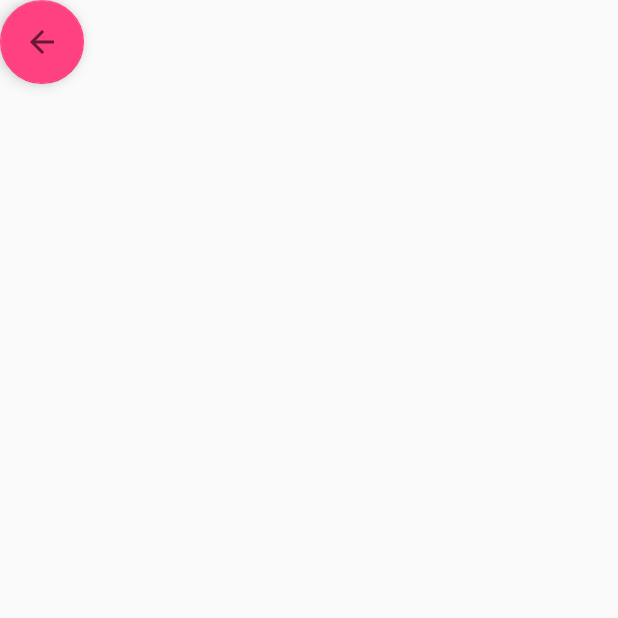
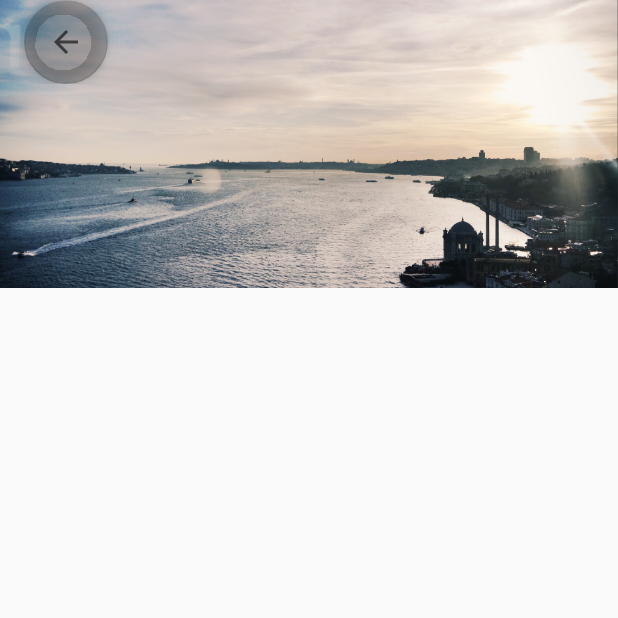
Before and after one commit to 5l1v3r1/myPort, an Android app: the fragment addflight shown on its own in the app's theme, on a phone screen of 412 x 824 dp, the top half of it. Run offline under Robolectric (Android 15) with nearby library versions, the phone set to English and light mode, and no system bars.

Commit message:
flight fragment added

```diff
--- a/app/src/main/res/layout/fragment_addflight.xml
+++ b/app/src/main/res/layout/fragment_addflight.xml
@@ -1,19 +1,63 @@
-<android.support.constraint.ConstraintLayout xmlns:android="http://schemas.android.com/apk/res/android"
+<android.support.design.widget.CoordinatorLayout xmlns:android="http://schemas.android.com/apk/res/android"
+    xmlns:tools="http://schemas.android.com/tools"
     xmlns:app="http://schemas.android.com/apk/res-auto"
-    xmlns:tools="http://schemas.android.com/tools"
     android:layout_width="match_parent"
-    android:layout_height="match_parent"
-    tools:context="myport.sharkletvecihi.com.myport.addflight">
+    android:layout_height="match_parent">
 
-    <!-- TODO: Update blank fragment layout -->
+    <android.support.design.widget.AppBarLayout
+        android:id="@+id/appbar"
+        android:layout_height="192dp"
+        android:layout_width="match_parent">
 
-    <android.support.design.widget.FloatingActionButton
-        android:id="@+id/floatingActionButton"
-        android:layout_width="wrap_content"
-        android:layout_height="wrap_content"
-        android:clickable="true"
-        android:src="?android:attr/homeAsUpIndicator"
-        android:background="@color/cardview_shadow_end_color"
-        tools:layout_editor_absoluteX="16dp"
-        tools:layout_editor_absoluteY="16dp" />
-</android.support.constraint.ConstraintLayout>
+        <android.support.design.widget.CollapsingToolbarLayout
+            android:layout_width="match_parent"
+            android:layout_height="match_parent"
+            app:toolbarId="@+id/toolbar"
+            app:layout_scrollFlags="scroll|exitUntilCollapsed"
+            app:layout_scrollInterpolator="@android:anim/decelerate_interpolator"
+            app:contentScrim="?attr/colorPrimary"
+            >
+
+            <ImageView
+                android:id="@+id/app_bar_image"
+                android:layout_width="match_parent"
+                android:layout_height="match_parent"
+                android:scaleType="centerCrop"
+                android:src="@drawable/bgboats"
+                />
+
+            <android.support.v7.widget.Toolbar
+                android:id="@+id/toolbar"
+                android:layout_width="match_parent"
+                android:layout_height="?attr/actionBarSize"
+                >
+
+                <android.support.design.widget.FloatingActionButton
+                    android:id="@+id/flightbackbtn"
+                    android:layout_width="wrap_content"
+                    android:layout_height="wrap_content"
+                    android:clickable="true"
+                    android:src="?android:attr/homeAsUpIndicator"
+                    app:backgroundTint="@color/cardview_shadow_start_color"
+                    tools:layout_editor_absoluteX="16dp"
+                    tools:layout_editor_absoluteY="0dp" />
+            </android.support.v7.widget.Toolbar>
+        </android.support.design.widget.CollapsingToolbarLayout>
+    </android.support.design.widget.AppBarLayout>
+
+    <android.support.v4.widget.NestedScrollView
+        android:layout_width="match_parent"
+        android:layout_height="match_parent"
+        app:layout_behavior="android.support.design.widget.AppBarLayout$ScrollingViewBehavior">
+
+        <android.support.constraint.ConstraintLayout
+            android:layout_width="match_parent"
+            android:layout_height="wrap_content"
+            tools:context="myport.sharkletvecihi.com.myport.addflight">
+
+            <!-- TODO: Update blank fragment layout -->
+
+
+        </android.support.constraint.ConstraintLayout>
+    </android.support.v4.widget.NestedScrollView>
+</android.support.design.widget.CoordinatorLayout>
```
Also changed, not shown: app/src/main/res/drawable-hdpi/bgboats.png (added), app/src/main/res/drawable-ldpi/bgboats.png (added), app/src/main/res/drawable-mdpi/bgboats.png (added), app/src/main/res/mipmap-hdpi/ic_launcher.png, app/src/main/res/mipmap-hdpi/ic_launcher_round.png, app/src/main/res/mipmap-ldpi/ic_launcher.png (added), app/src/main/res/mipmap-ldpi/ic_launcher_round.png (added), app/src/main/res/mipmap-mdpi/ic_launcher.png, app/src/main/res/mipmap-mdpi/ic_launcher_round.png, app/src/main/res/mipmap-xhdpi/ic_launcher.png, app/src/main/res/mipmap-xhdpi/ic_launcher_round.png, app/src/main/res/mipmap-xxhdpi/ic_launcher.png, app/src/main/res/mipmap-xxhdpi/ic_launcher_round.png, app/src/main/res/mipmap-xxxhdpi/ic_launcher.png, 1 more files, 3 other files.
